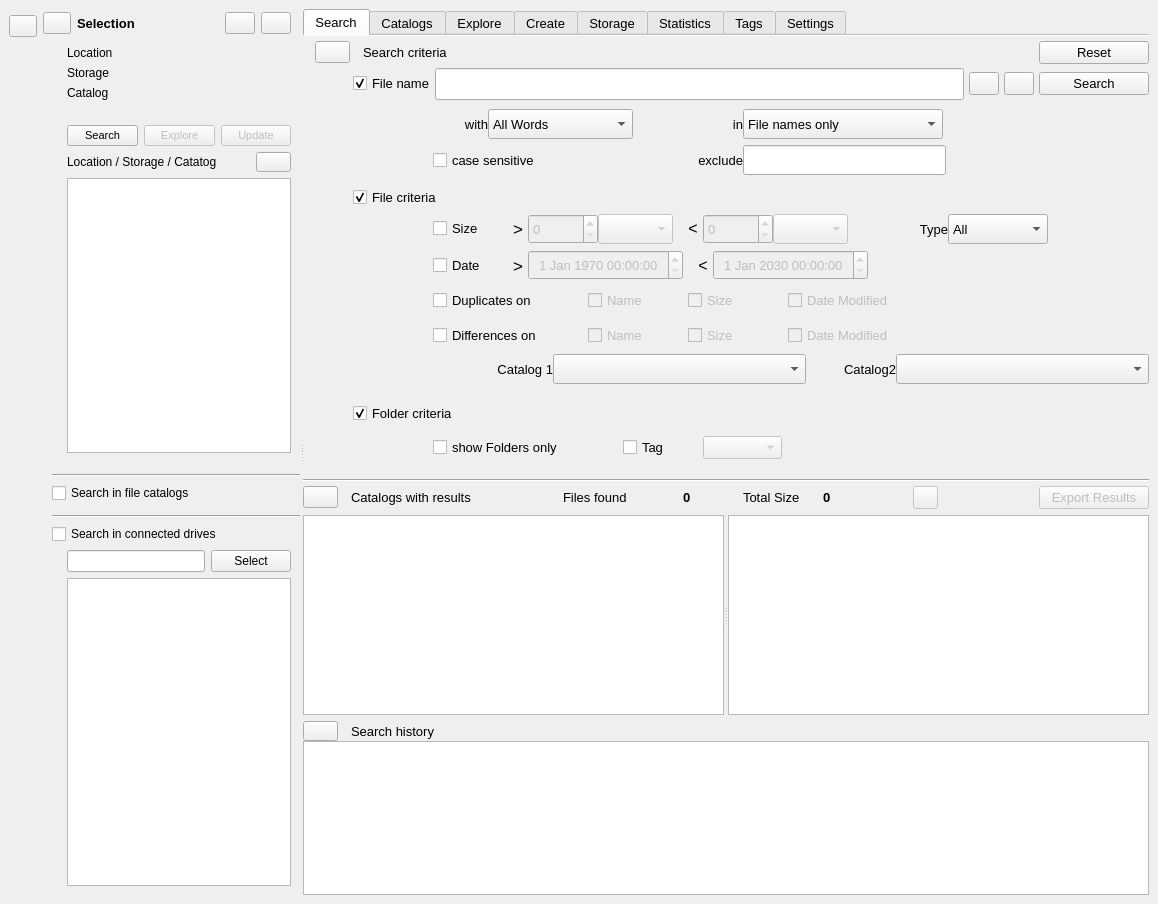
StephaneCouturier/Katalog, file mainwindow.ui: the form before one commit.
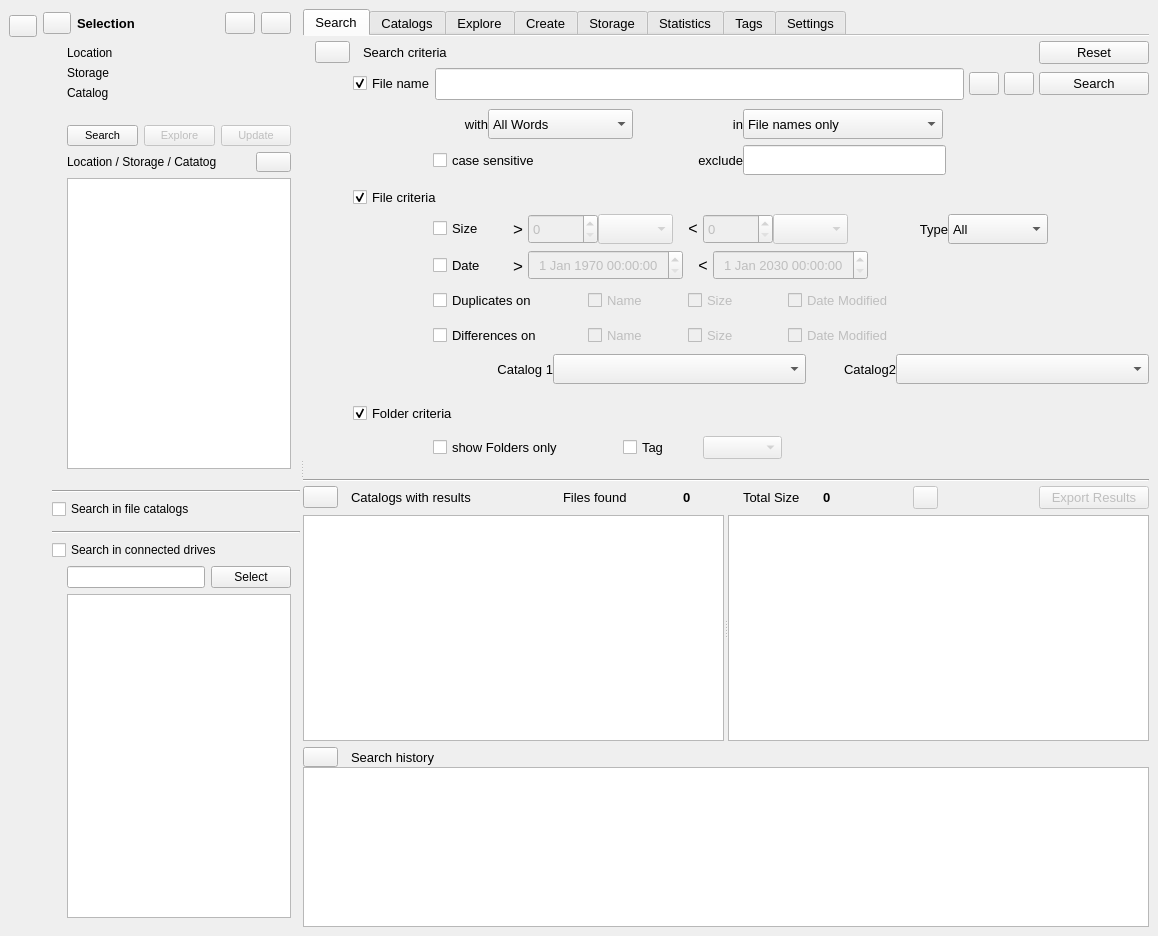
The form after the commit. Icons and pictures are not drawn. Custom widgets are drawn as their Qt base class.

```diff
--- a/mainwindow.ui
+++ b/mainwindow.ui
@@ -10,7 +10,7 @@
     <x>0</x>
     <y>0</y>
     <width>1158</width>
-    <height>904</height>
+    <height>936</height>
    </rect>
   </property>
   <property name="windowTitle">
```
Left out of the diff: 3 changed lines with no effect on the pictures.
